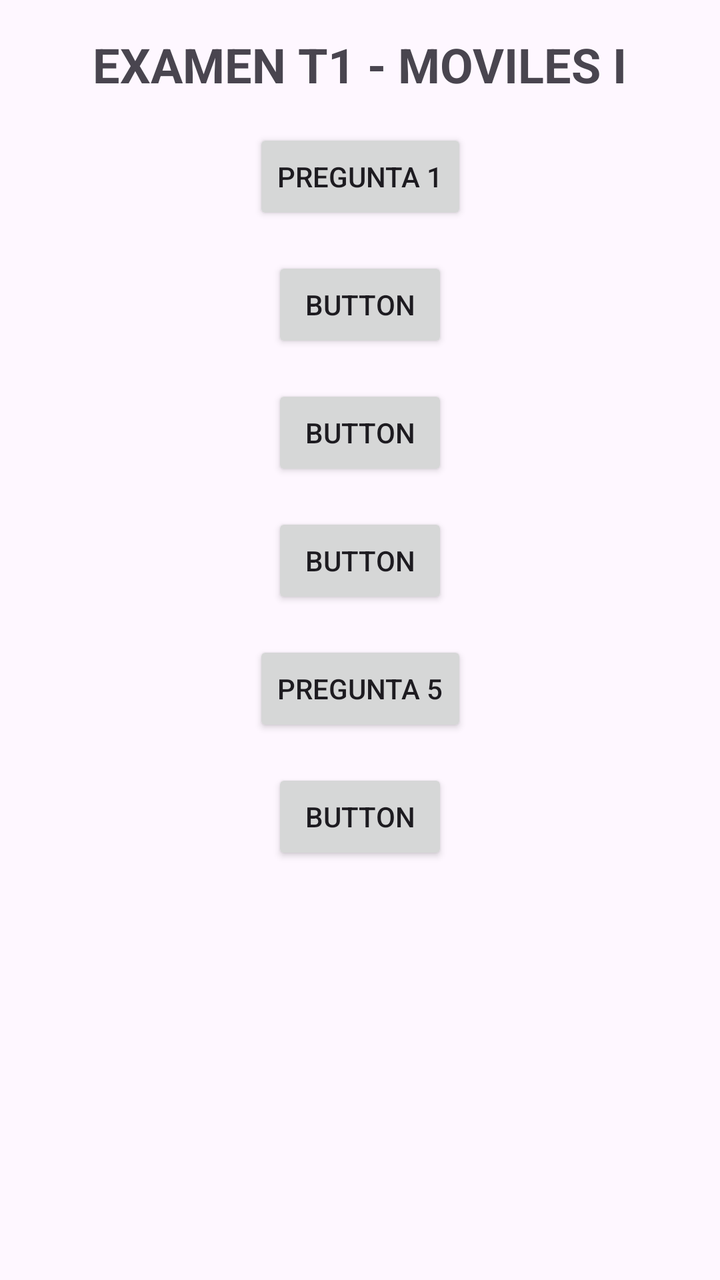
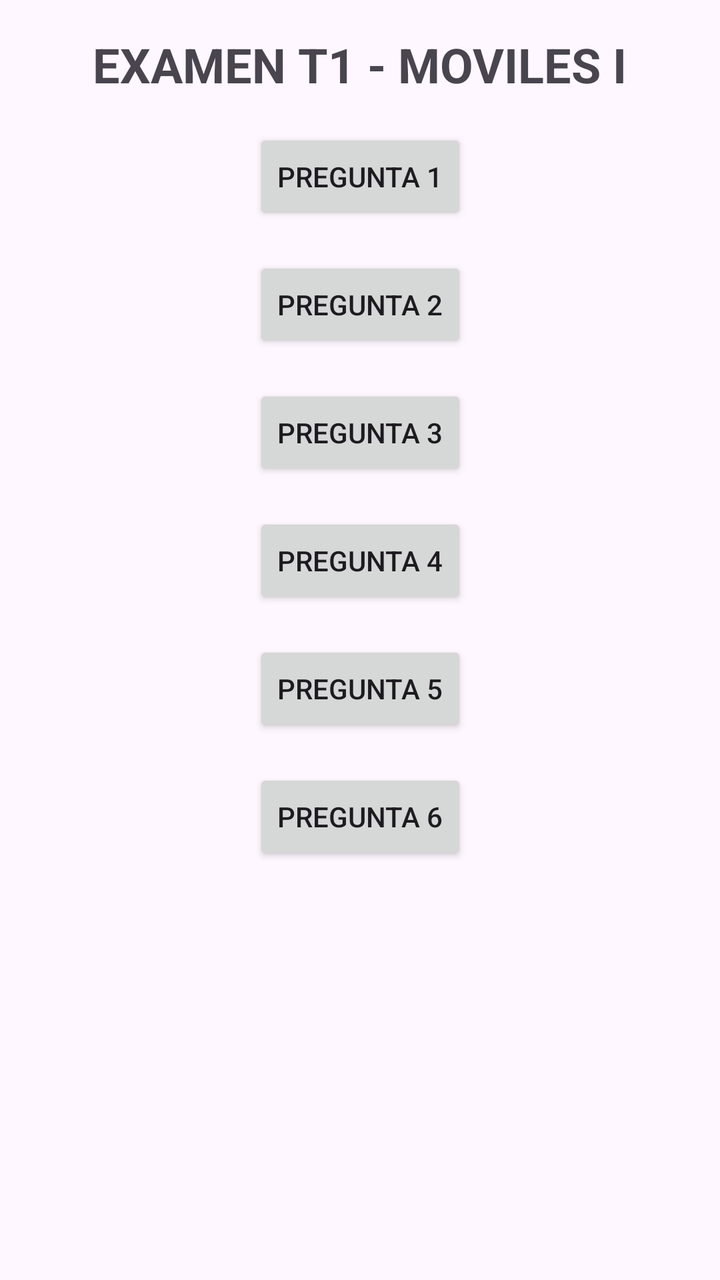

Two renders of the same Android screen: before a commit and after it. Below are the layout's source before the change and the commit's diff.
<!-- AndroidManifest.xml: application theme Theme.AppGrupo5 -->
<!-- res/layout/activity_main.xml -->
<?xml version="1.0" encoding="utf-8"?>
<androidx.constraintlayout.widget.ConstraintLayout xmlns:android="http://schemas.android.com/apk/res/android"
    xmlns:app="http://schemas.android.com/apk/res-auto"
    xmlns:tools="http://schemas.android.com/tools"
    android:id="@+id/main"
    android:layout_width="match_parent"
    android:layout_height="match_parent"
    tools:context=".MainActivity">

    <TextView
        android:id="@+id/textView2"
        android:layout_width="wrap_content"
        android:layout_height="wrap_content"
        android:layout_marginTop="16dp"
        android:text="EXAMEN T1 - MOVILES I"
        android:textSize="24sp"
        android:textStyle="bold"
        app:layout_constraintEnd_toEndOf="parent"
        app:layout_constraintStart_toStartOf="parent"
        app:layout_constraintTop_toTopOf="parent" />

    <Button
        android:id="@+id/btn_pregunta1"
        android:layout_width="wrap_content"
        android:layout_height="wrap_content"
        android:layout_marginTop="16dp"
        android:text="@string/titulo_ejercicio_1"
        app:layout_constraintEnd_toEndOf="parent"
        app:layout_constraintStart_toStartOf="parent"
        app:layout_constraintTop_toBottomOf="@+id/textView2" />

    <Button
        android:id="@+id/button2"
        android:layout_width="wrap_content"
        android:layout_height="wrap_content"
        android:layout_marginTop="16dp"
        android:text="Button"
        app:layout_constraintEnd_toEndOf="parent"
        app:layout_constraintStart_toStartOf="parent"
        app:layout_constraintTop_toBottomOf="@+id/btn_pregunta1" />

    <Button
        android:id="@+id/button3"
        android:layout_width="wrap_content"
        android:layout_height="wrap_content"
        android:layout_marginTop="16dp"
        android:text="Button"
        app:layout_constraintEnd_toEndOf="parent"
        app:layout_constraintStart_toStartOf="parent"
        app:layout_constraintTop_toBottomOf="@+id/button2" />

    <Button
        android:id="@+id/button4"
        android:layout_width="wrap_content"
        android:layout_height="wrap_content"
        android:layout_marginTop="16dp"
        android:text="Button"
        app:layout_constraintEnd_toEndOf="parent"
        app:layout_constraintStart_toStartOf="parent"
        app:layout_constraintTop_toBottomOf="@+id/button3" />

    <Button
        android:id="@+id/btn_Pregunta5"
        android:layout_width="wrap_content"
        android:layout_height="wrap_content"
        android:layout_marginTop="16dp"
        android:text="PREGUNTA 5"
        app:layout_constraintEnd_toEndOf="parent"
        app:layout_constraintStart_toStartOf="parent"
        app:layout_constraintTop_toBottomOf="@+id/button4" />

    <Button
        android:id="@+id/button6"
        android:layout_width="wrap_content"
        android:layout_height="wrap_content"
        android:layout_marginTop="16dp"
        android:text="Button"
        app:layout_constraintEnd_toEndOf="parent"
        app:layout_constraintStart_toStartOf="parent"
        app:layout_constraintTop_toBottomOf="@+id/btn_Pregunta5" />

</androidx.constraintlayout.widget.ConstraintLayout>
<!-- resources referenced by this layout -->
<resources>
  <string name="titulo_ejercicio_1">PREGUNTA 1</string>
  <style name="Theme.AppGrupo5" parent="Base.Theme.AppGrupo5" />
  <style name="Base.Theme.AppGrupo5" parent="Theme.Material3.DayNight.NoActionBar">
          
          
      </style>
</resources>

<!-- the commit's change to res/layout/activity_main.xml (unified diff, before → after) -->
@@ -30,34 +30,34 @@
         app:layout_constraintTop_toBottomOf="@+id/textView2" />
 
     <Button
-        android:id="@+id/button2"
+        android:id="@+id/btn_pregunta2"
         android:layout_width="wrap_content"
         android:layout_height="wrap_content"
         android:layout_marginTop="16dp"
-        android:text="Button"
+        android:text="PREGUNTA 2"
         app:layout_constraintEnd_toEndOf="parent"
         app:layout_constraintStart_toStartOf="parent"
         app:layout_constraintTop_toBottomOf="@+id/btn_pregunta1" />
 
     <Button
-        android:id="@+id/button3"
+        android:id="@+id/btn_pregunta3"
         android:layout_width="wrap_content"
         android:layout_height="wrap_content"
         android:layout_marginTop="16dp"
-        android:text="Button"
+        android:text="PREGUNTA 3"
         app:layout_constraintEnd_toEndOf="parent"
         app:layout_constraintStart_toStartOf="parent"
-        app:layout_constraintTop_toBottomOf="@+id/button2" />
+        app:layout_constraintTop_toBottomOf="@+id/btn_pregunta2" />
 
     <Button
-        android:id="@+id/button4"
+        android:id="@+id/btn_pregunta4"
         android:layout_width="wrap_content"
         android:layout_height="wrap_content"
         android:layout_marginTop="16dp"
-        android:text="Button"
+        android:text="PREGUNTA 4"
         app:layout_constraintEnd_toEndOf="parent"
         app:layout_constraintStart_toStartOf="parent"
-        app:layout_constraintTop_toBottomOf="@+id/button3" />
+        app:layout_constraintTop_toBottomOf="@+id/btn_pregunta3" />
 
     <Button
         android:id="@+id/btn_Pregunta5"
@@ -67,14 +67,14 @@
         android:text="PREGUNTA 5"
         app:layout_constraintEnd_toEndOf="parent"
         app:layout_constraintStart_toStartOf="parent"
-        app:layout_constraintTop_toBottomOf="@+id/button4" />
+        app:layout_constraintTop_toBottomOf="@+id/btn_pregunta4" />
 
     <Button
-        android:id="@+id/button6"
+        android:id="@+id/btn_pregunta6"
         android:layout_width="wrap_content"
         android:layout_height="wrap_content"
         android:layout_marginTop="16dp"
-        android:text="Button"
+        android:text="PREGUNTA 6"
         app:layout_constraintEnd_toEndOf="parent"
         app:layout_constraintStart_toStartOf="parent"
         app:layout_constraintTop_toBottomOf="@+id/btn_Pregunta5" />
